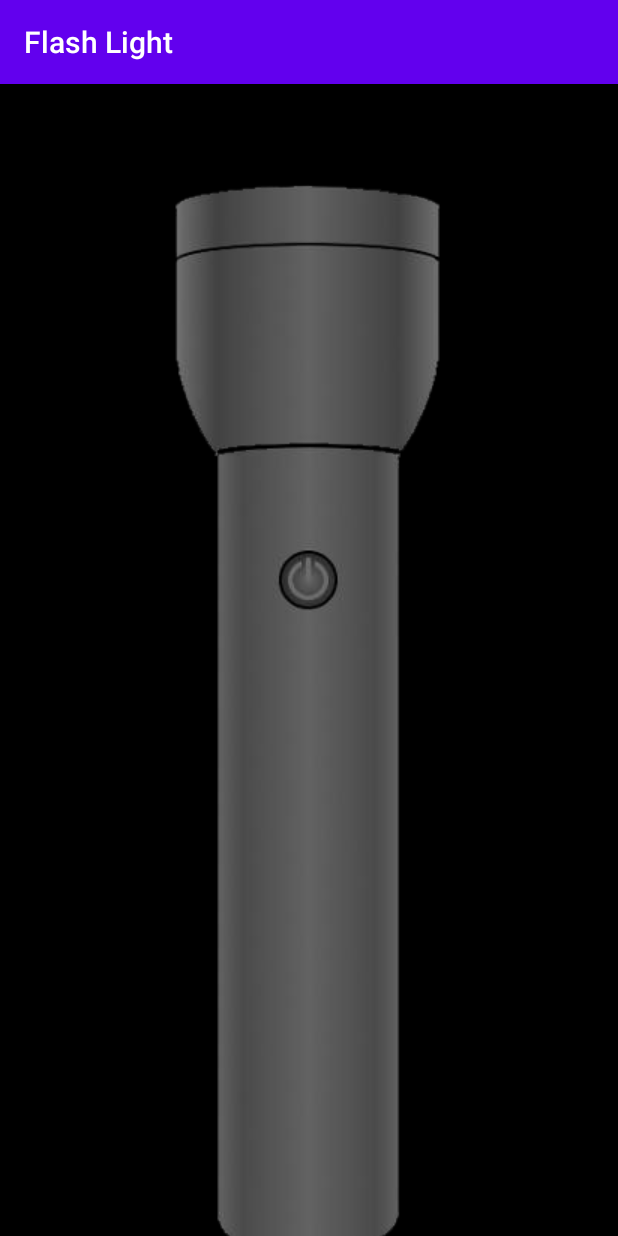
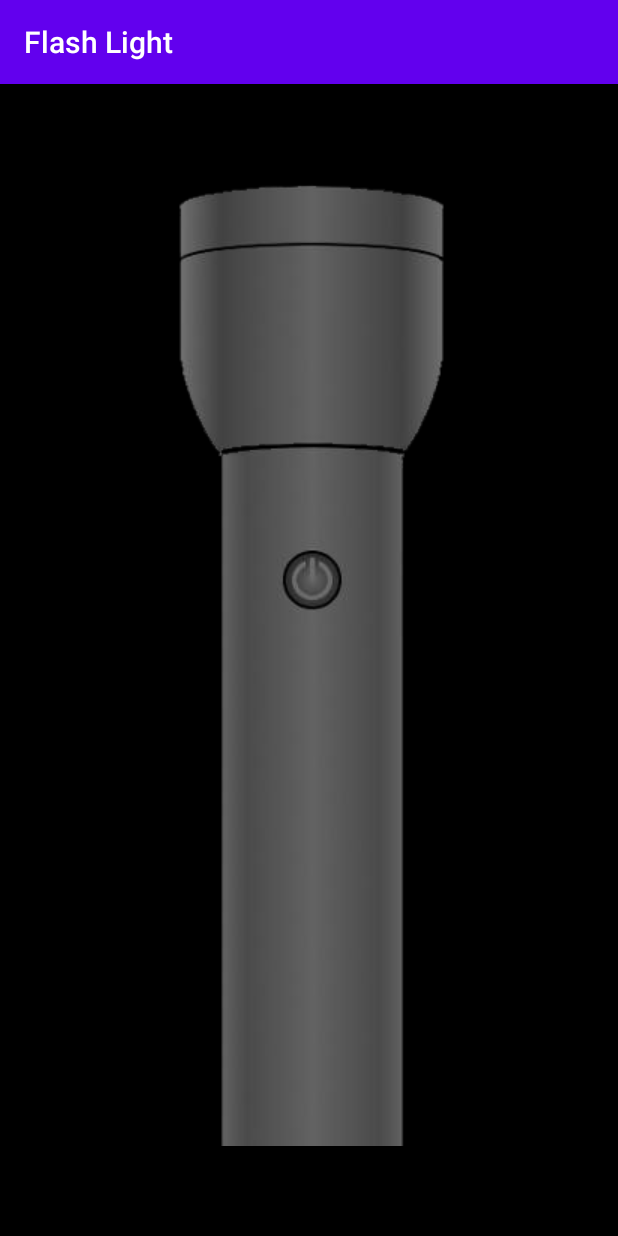
Before and after one commit to AkilaUd96/FlashLight, an Android app: the screen it shows after launch (MainActivity), on a phone screen of 412 x 824 dp. Run offline under Robolectric (Android 15) with nearby library versions, the phone set to English and light mode, and no system bars; libraries missing offline, so code that uses them is left out: com.karumi.dexter; 1 statement that could not run was skipped.

Commit message:
design changes

```diff
--- a/app/src/main/res/layout/activity_main.xml
+++ b/app/src/main/res/layout/activity_main.xml
@@ -4,25 +4,30 @@
     xmlns:tools="http://schemas.android.com/tools"
     android:layout_width="match_parent"
     android:layout_height="match_parent"
+    android:background="@android:color/black"
     tools:context=".MainActivity">
 
-<ImageButton
-    android:id="@+id/toff"
-    android:layout_width="wrap_content"
-    android:layout_height="wrap_content"
-    android:src="@drawable/torch_off"
-    android:background="@android:color/black"
-    >
+    <ImageButton
+        android:id="@+id/toff"
+        android:layout_width="286dp"
+        android:layout_height="602dp"
+        android:layout_alignParentStart="true"
+        android:layout_alignParentLeft="true"
+        android:layout_alignParentTop="true"
+        android:layout_alignParentEnd="true"
+        android:layout_alignParentRight="true"
+        android:layout_alignParentBottom="true"
+        android:layout_marginStart="65dp"
+        android:layout_marginLeft="60dp"
+        android:layout_marginTop="60dp"
+        android:layout_marginEnd="60dp"
+        android:layout_marginRight="60dp"
+        android:layout_marginBottom="60dp"
+        android:background="@android:color/black"
+        android:src="@drawable/torch_off">
 
 
-</ImageButton>
+    </ImageButton>
 
 
-
-
-
-
-
-
-
-    </RelativeLayout>
+</RelativeLayout>
```
